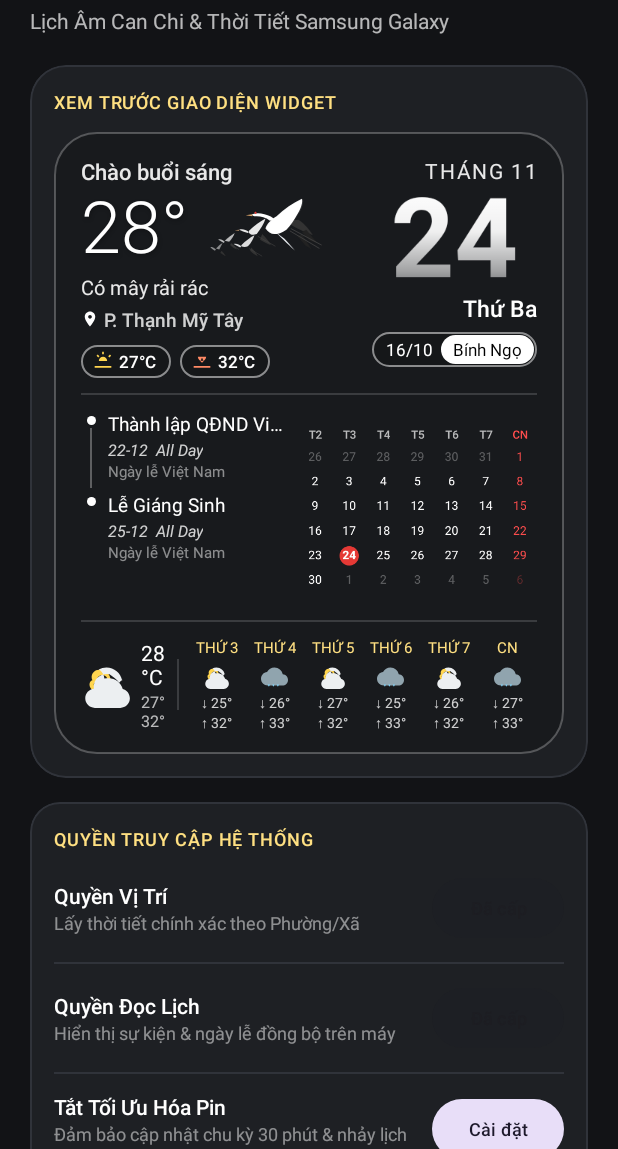
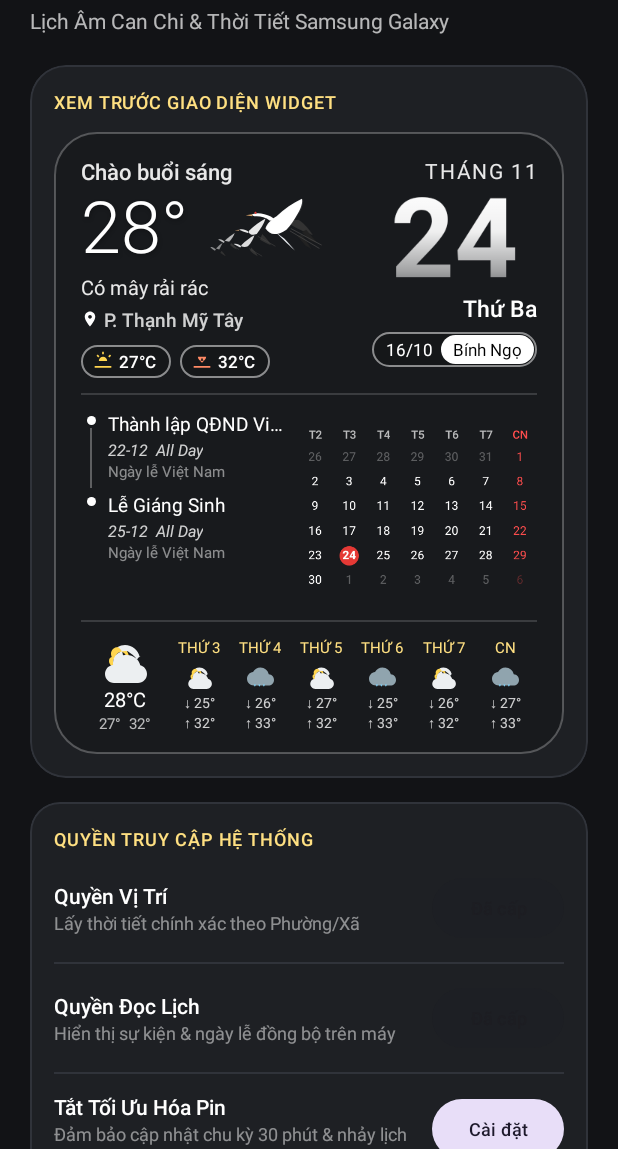
Before and after one commit to trannhuha811-blip/OneUIWidget, an Android app: the screen it shows after launch (MainActivity), on a phone screen of 412 x 824 dp, the part 87-1236 px from its top. Run offline under Robolectric (Android 15) with nearby library versions, the phone set to English and light mode, and no system bars; 1 statement that could not run was skipped.

Commit message:
Fix bottom today weather column: vertical centered layout with singleLine to prevent temperature wrapping

```diff
--- a/app/src/main/res/layout/widget_large.xml
+++ b/app/src/main/res/layout/widget_large.xml
@@ -464,59 +464,55 @@
         android:gravity="center_vertical"
         android:orientation="horizontal">
 
-        <!-- CỘT TRÁI NGOÀI CÙNG: ICON THỜI TIẾT + NHIỆT ĐỘ HIỆN TẠI & MIN/MAX HÔM NAY -->
+        <!-- CỘT TRÁI NGOÀI CÙNG: ICON THỜI TIẾT + NHIỆT ĐỘ HIỆN TẠI & MIN/MAX (XẾP DỌC CĂN GIỮA KHỚP ẢNH MẪU) -->
         <LinearLayout
             android:layout_width="0dp"
             android:layout_height="wrap_content"
-            android:layout_weight="1.3"
-            android:gravity="center_vertical"
-            android:orientation="horizontal"
-            android:paddingEnd="6dp">
+            android:layout_weight="1.4"
+            android:gravity="center_horizontal"
+            android:orientation="vertical">
 
             <ImageView
                 android:id="@+id/iv_bottom_today_icon"
-                android:layout_width="34dp"
-                android:layout_height="34dp"
+                android:layout_width="32dp"
+                android:layout_height="32dp"
+                android:layout_gravity="center_horizontal"
                 android:contentDescription="Thời tiết hôm nay"
                 android:src="@drawable/ic_weather_partly_cloudy" />
-
-            <LinearLayout
-                android:layout_width="wrap_content"
-                android:layout_height="wrap_content"
-                android:layout_marginStart="6dp"
-                android:orientation="vertical">
 
             <TextView
                 android:id="@+id/tv_bottom_today_temp"
                 android:layout_width="wrap_content"
                 android:layout_height="wrap_content"
+                android:layout_gravity="center_horizontal"
+                android:layout_marginTop="2dp"
                 android:fontFamily="sans-serif-bold"
+                android:includeFontPadding="false"
+                android:maxLines="1"
+                android:singleLine="true"
                 android:text="32°C"
                 android:textColor="@color/white"
-                    android:textSize="14sp" />
+                android:textSize="13.5sp" />
 
             <TextView
                 android:id="@+id/tv_bottom_today_minmax"
                 android:layout_width="wrap_content"
                 android:layout_height="wrap_content"
+                android:layout_gravity="center_horizontal"
+                android:layout_marginTop="2dp"
+                android:includeFontPadding="false"
+                android:maxLines="1"
+                android:singleLine="true"
                 android:text="27°  28°"
                 android:textColor="@color/white_70"
-                    android:textSize="10.5sp" />
+                android:textSize="10sp" />
         </LinearLayout>
-        </LinearLayout>
-
-        <!-- ĐƯỜNG PHÂN CÁCH DỌC MỎNG -->
-        <FrameLayout
-            android:layout_width="1dp"
-            android:layout_height="34dp"
-            android:layout_marginEnd="6dp"
-            android:background="@color/white_15" />
 
         <!-- 6 CỘT BÊN PHẢI: HIỂN THỊ 6 NGÀY TIẾP THEO -->
         <LinearLayout
             android:layout_width="0dp"
             android:layout_height="wrap_content"
-            android:layout_weight="4.7"
+            android:layout_weight="5.8"
             android:orientation="horizontal">
 
             <!-- Ngày 1 -->
```
Lines whose indentation alone changed are shown as unchanged.
